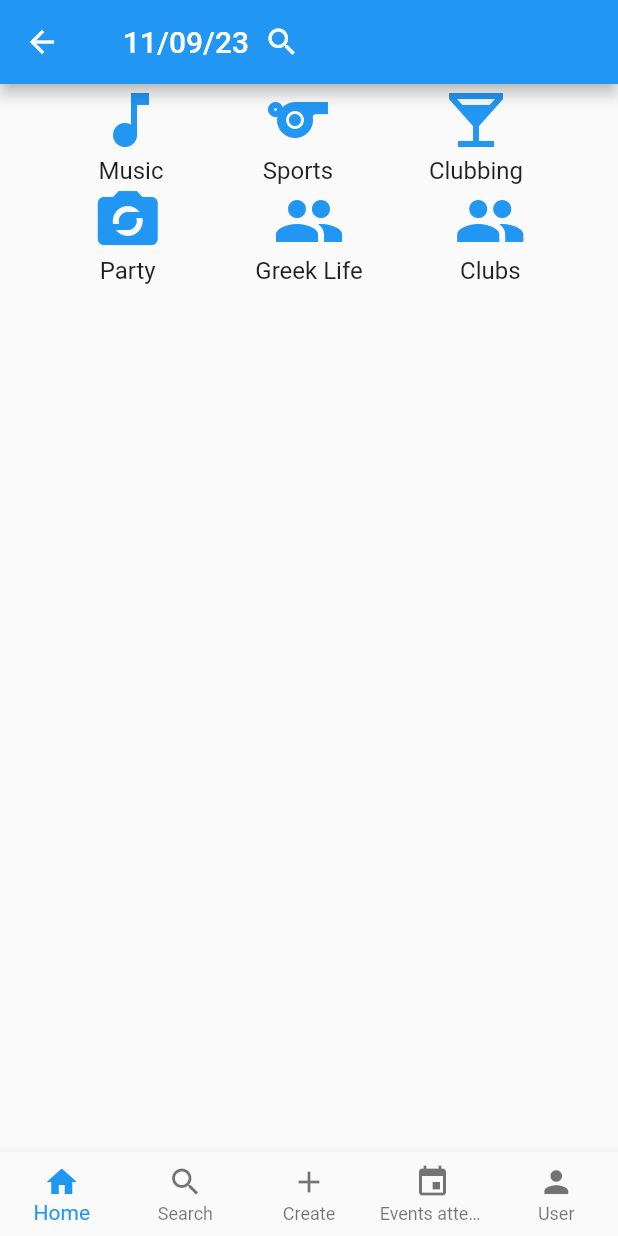
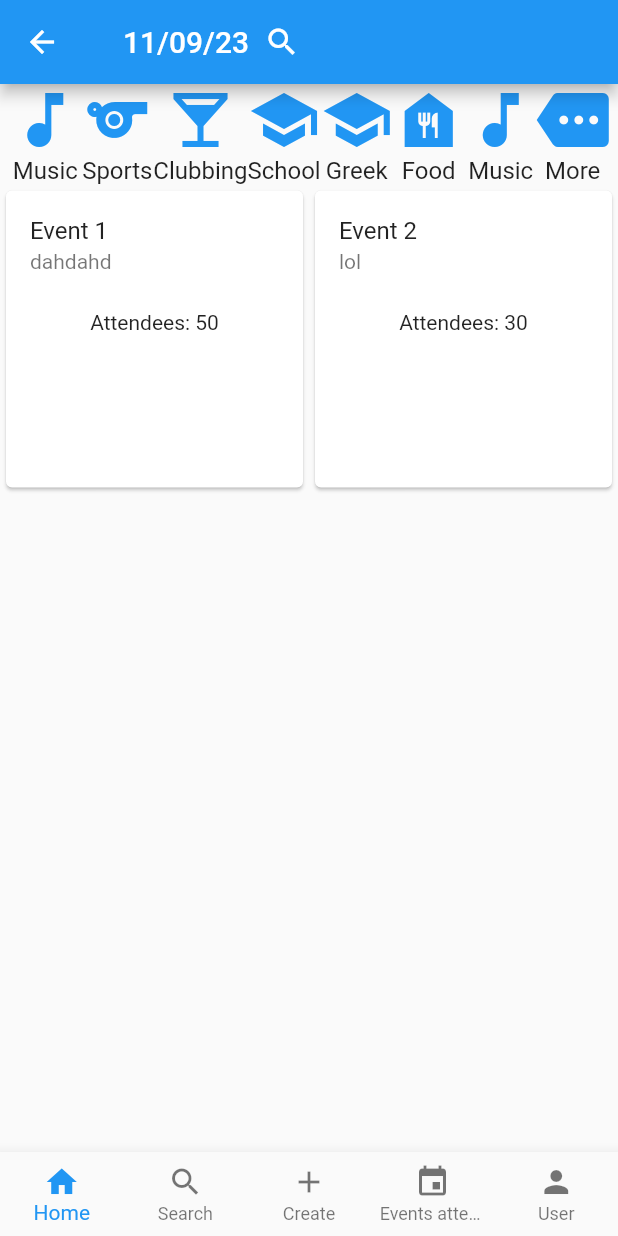
Before and after one commit to danielrr25/EventApp, a Flutter app: the HomePage screen opened directly, on a phone screen of 412 x 824 dp. Run offline on Flutter 3.47's test engine with Material 2 defaults, Android fonts, the phone set to English and light mode, and no system bars.

Commit message:
new changes

```diff
--- a/mobile/lib/sections/home_section.dart
+++ b/mobile/lib/sections/home_section.dart
@@ -4,10 +4,27 @@ import 'package:mobile/sections/categories.dart';
 class HomeSection extends StatelessWidget {
   @override
   Widget build(BuildContext context) {
+    // Define a list of event data (you can replace this with your actual event data).
+    final List<EventData> eventDataList = [
+      EventData(
+        eventName: 'Event 1',
+        eventDescription: 'dahdahd',
+        attendeesCount: 50,
+      ),
+      EventData(
+        eventName: 'Event 2',
+        eventDescription: 'lol',
+        attendeesCount: 30,
+      ),
+      // Add more event data...
+    ];
+
     return Column(
       children: [
         // Add your CategoryCircle widgets here for different event types.
-        Row(
+        SingleChildScrollView(
+          scrollDirection: Axis.horizontal,
+          child: Row(
             mainAxisAlignment: MainAxisAlignment.spaceEvenly,
             children: [
               CategoryCircle(
@@ -34,38 +51,108 @@ class HomeSection extends StatelessWidget {
                 },
                 label: 'Clubbing',
               ),
+              CategoryCircle(
+                icon: Icons.school,
+                isSelected: true,
+                onPressed: () {
+                  // Add logic for school category.
+                },
+                label: 'School',
+              ),
+              CategoryCircle(
+                icon: Icons.school,
+                isSelected: true,
+                onPressed: ()  {
+                  // Add logic for music category.
+                },
+                label: 'Greek',
+              ),
+              CategoryCircle(
+                icon: Icons.food_bank,
+                isSelected: true,
+                onPressed: ()  {
+                  // Add logic for music category.
+                },
+                label: 'Food',
+              ),
+              CategoryCircle(
+                icon: Icons.music_note,
+                isSelected: true,
+                onPressed: () {
+                  // Add logic for music category.
+                },
+                label: 'Music',
+              ),
+              CategoryCircle(
+                icon: Icons.more,
+                isSelected: true,
+                onPressed: () {
+                  // Add logic for more category.
+                },
+                label: 'More',
+              ),
             ],
           ),
-        Row(
-          mainAxisAlignment: MainAxisAlignment.spaceEvenly,
-          children: [
-            CategoryCircle(
-              icon: Icons.party_mode,
-              isSelected: true,
-              onPressed: () {
-                // Add logic for party category.
+        ),
+        // Display event cards in a scrollable grid (GridView).
+        GridView.builder(
+          shrinkWrap: true,
+          gridDelegate: SliverGridDelegateWithFixedCrossAxisCount(
+            crossAxisCount: 2, // Number of columns in the grid
+          ),
+          itemBuilder: (context, index) {
+            return EventCard(
+              eventName: eventDataList[index].eventName,
+              eventDescription: eventDataList[index].eventDescription,
+              attendeesCount: eventDataList[index].attendeesCount,
+            );
           },
-              label: 'Party',
-            ),
-            CategoryCircle(
-              icon: Icons.group,
-              isSelected: true,
-              onPressed: () {
-                // Add logic for Greek life category.
-              },
-              label: 'Greek Life',
-            ),
-            CategoryCircle(
-              icon: Icons.people,
-              isSelected: true,
-              onPressed: () {
-                // Add logic for clubs category.
-              },
-              label: 'Clubs',
-            ),
-          ],
+          itemCount: eventDataList.length,
         ),
       ],
     );
   }
 }
+
+class EventData {
+  final String eventName;
+  final String eventDescription;
+  final int attendeesCount;
+
+  EventData({
+    required this.eventName,
+    required this.eventDescription,
+    required this.attendeesCount,
+  });
+}
+
+class EventCard extends StatelessWidget {
+  final String eventName;
+  final String eventDescription;
+  final int attendeesCount;
+
+  EventCard({
+    required this.eventName,
+    required this.eventDescription,
+    required this.attendeesCount,
+  });
+
+  @override
+  Widget build(BuildContext context) {
+    return Card(
+      // Customize the appearance of the card here, e.g., border, elevation, etc.
+      child: Column(
+        children: [
+          ListTile(
+            title: Text(eventName),
+            subtitle: Text(eventDescription),
+          ),
+          Padding(
+            padding: const EdgeInsets.all(8.0),
+            child: Text('Attendees: $attendeesCount'),
+          ),
+        ],
+      ),
+    );
+  }
+}
```
Also changed, not shown: 1 other file. Lines whose indentation alone changed are shown as unchanged.
